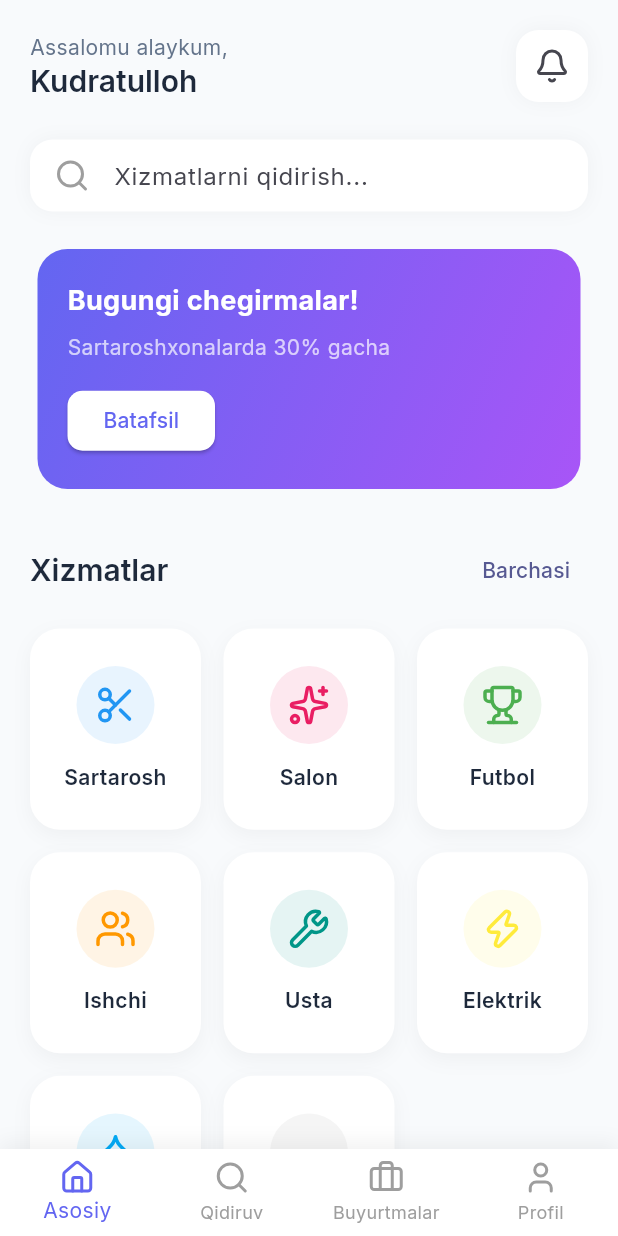
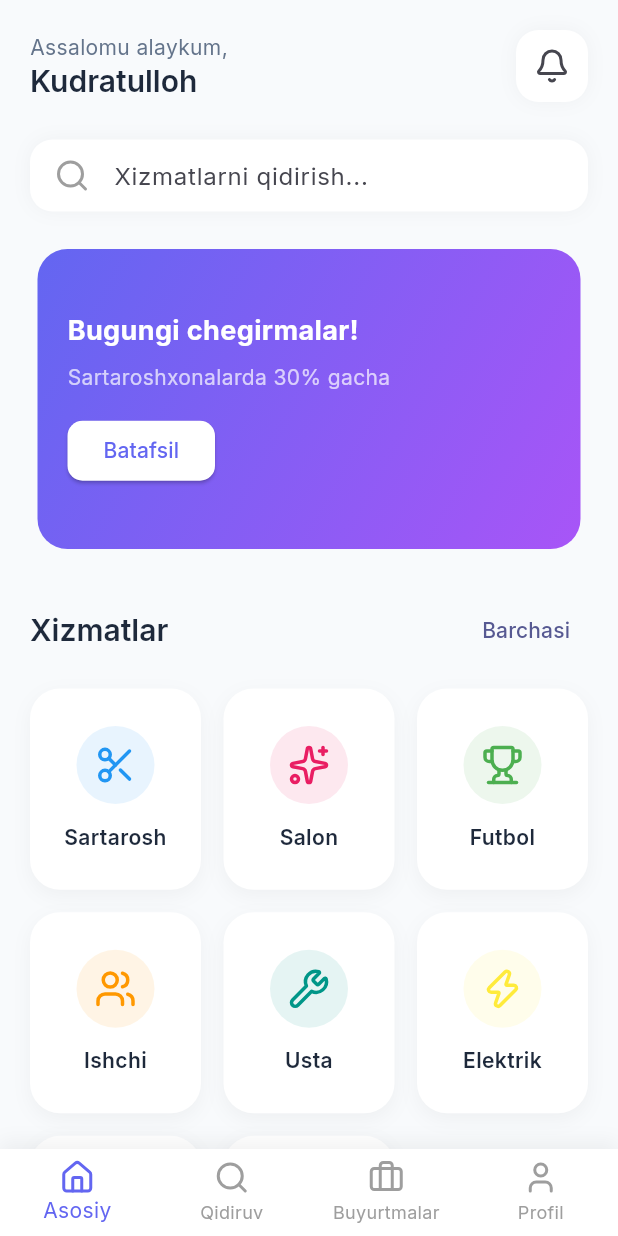
Before and after one commit to kvazar212121/super-app, a Flutter app: the screen it shows after launch, on a phone screen of 412 x 824 dp. Run offline on Flutter 3.47's test engine with Material 3 defaults, Android fonts, the phone set to English and light mode, and no system bars; drawn by our look-alikes of carousel_slider; our stand-ins replace google_fonts, lucide_icons.

Commit message:
Fix order status helper scope for web build; tune home carousel; sync pubspec.lock
Made-with: Cursor

```diff
--- a/lib/screens/home_screen.dart
+++ b/lib/screens/home_screen.dart
@@ -77,10 +77,10 @@ class HomeScreen extends StatelessWidget {
               // Banner
               CarouselSlider(
                 options: CarouselOptions(
-                  height: 160.0,
+                  height: 200.0,
                   viewportFraction: 1.0,
                   autoPlay: true,
-                  enlargeCenterPage: true,
+                  enlargeCenterPage: false,
                 ),
                 items: [1, 2, 3].map((i) {
                   return Builder(
--- a/lib/screens/orders_screen.dart
+++ b/lib/screens/orders_screen.dart
@@ -1,9 +1,6 @@
 import 'package:flutter/material.dart';
 import 'package:lucide_icons/lucide_icons.dart';
 import '../models/service_order.dart';
-
-class OrdersScreen extends StatelessWidget {
-  const OrdersScreen({super.key});
 
 Color _getStatusColor(OrderStatus status) {
   switch (status) {
@@ -19,6 +16,9 @@ class OrdersScreen extends StatelessWidget {
       return Colors.red;
   }
 }
+
+class OrdersScreen extends StatelessWidget {
+  const OrdersScreen({super.key});
 
   @override
   Widget build(BuildContext context) {
```
Also changed, not shown: pubspec.lock. Lines whose indentation alone changed are shown as unchanged.
